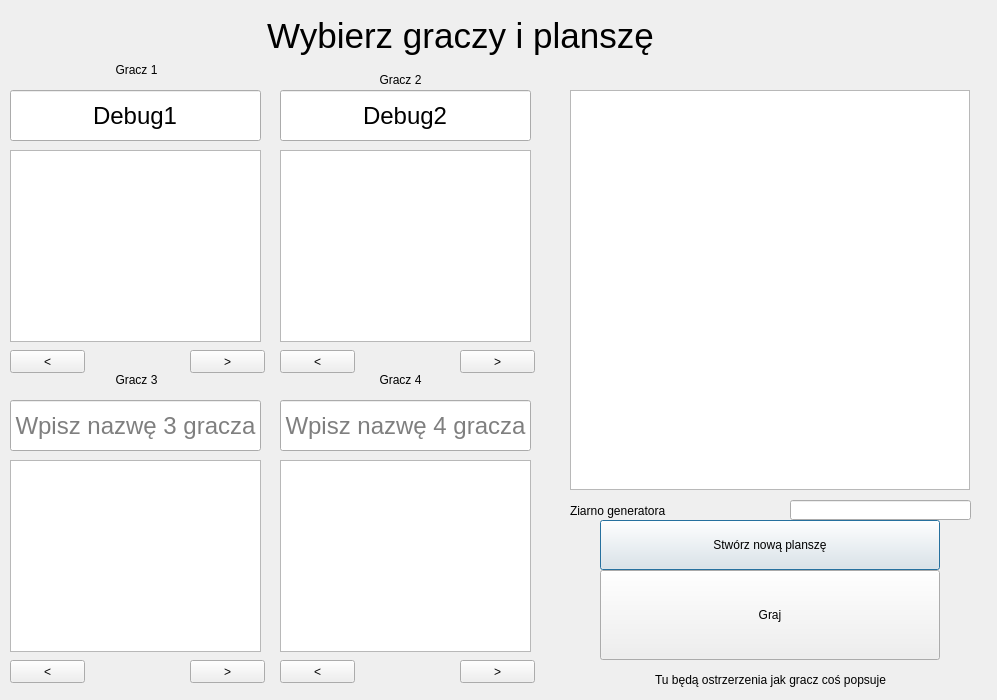
The window that oknowyborugraczy.ui (Szymon-Kostrubiec/PI_Projekt_1sem) describes before a commit, drawn with Qt 5.
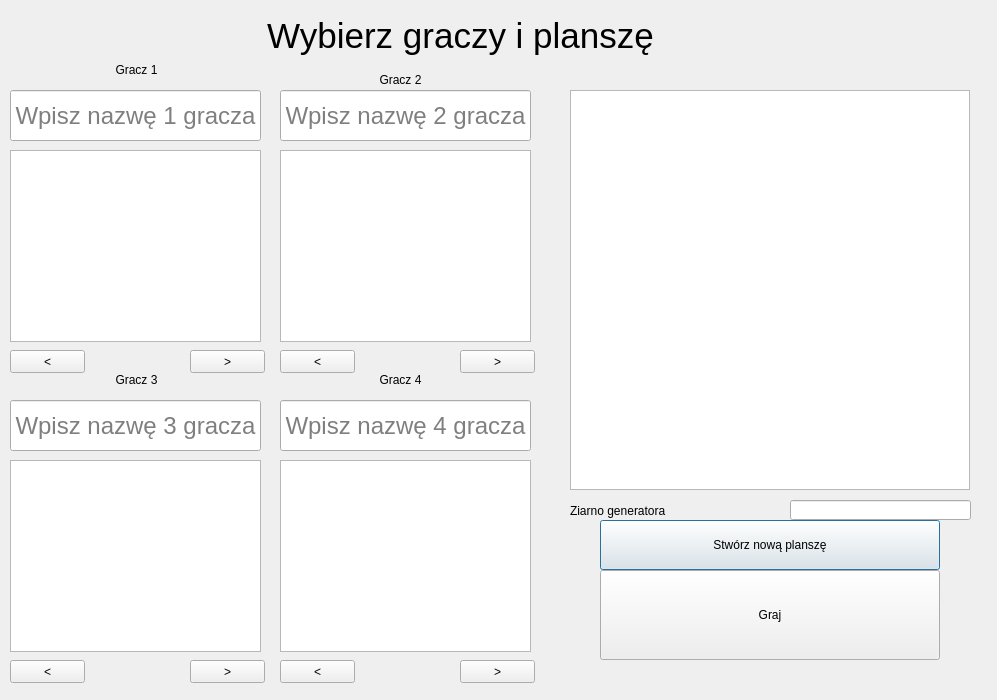
The same window after the commit.

Diff of the .ui file:
```diff
--- a/oknowyborugraczy.ui
+++ b/oknowyborugraczy.ui
@@ -38,7 +38,7 @@
     </font>
    </property>
    <property name="text">
-    <string>Debug1</string>
+    <string/>
    </property>
    <property name="alignment">
     <set>Qt::AlignCenter</set>
@@ -99,7 +99,7 @@
     </font>
    </property>
    <property name="text">
-    <string>Debug2</string>
+    <string/>
    </property>
    <property name="alignment">
     <set>Qt::AlignCenter</set>
@@ -391,7 +391,7 @@
     </rect>
    </property>
    <property name="text">
-    <string>Tu będą ostrzerzenia jak gracz coś popsuje</string>
+    <string/>
    </property>
    <property name="alignment">
     <set>Qt::AlignCenter</set>
```
